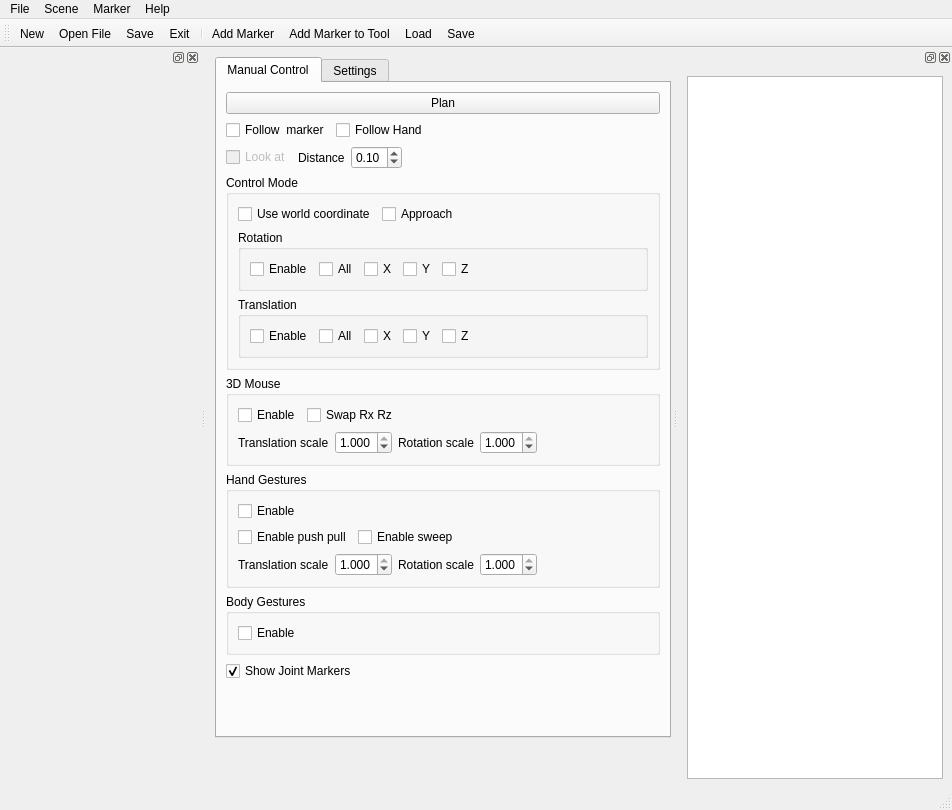
Qt form hiveground/hg_apps/hg_inspector_arm/src/inspector_arm.ui (cuixiongyi/hiveground-ros-pkg) before a commit.
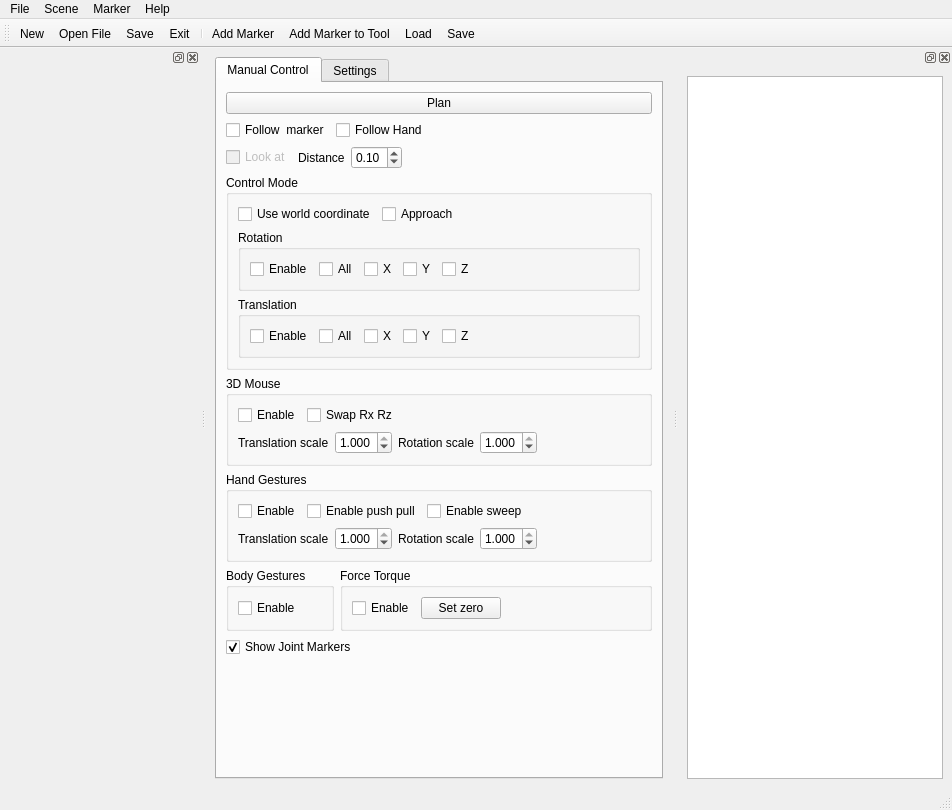
The same form after that commit.

Commit message: Add force sensor support

Diff of the .ui file:
```diff
--- a/hiveground/hg_apps/hg_inspector_arm/src/inspector_arm.ui
+++ b/hiveground/hg_apps/hg_inspector_arm/src/inspector_arm.ui
@@ -14,15 +14,9 @@
    <string>MainWindow</string>
   </property>
   <widget class="QWidget" name="centralwidget">
+   <layout class="QHBoxLayout" name="horizontalLayout_14">
+    <item>
    <widget class="QTabWidget" name="tabWidget">
-    <property name="geometry">
-     <rect>
-      <x>9</x>
-      <y>9</y>
-      <width>456</width>
-      <height>681</height>
-     </rect>
-    </property>
     <property name="currentIndex">
      <number>0</number>
     </property>
@@ -30,15 +24,15 @@
      <attribute name="title">
       <string>Manual Control</string>
      </attribute>
-     <layout class="QGridLayout" name="gridLayout">
-      <item row="0" column="0">
+       <layout class="QVBoxLayout" name="verticalLayout_5">
+        <item>
        <widget class="QPushButton" name="pushButtonPlan">
         <property name="text">
          <string>Plan</string>
         </property>
        </widget>
       </item>
-      <item row="1" column="0">
+        <item>
        <layout class="QHBoxLayout" name="horizontalLayout_11">
         <item>
          <widget class="QCheckBox" name="checkBoxFollowPoint">
@@ -69,7 +63,7 @@
         </item>
        </layout>
       </item>
-      <item row="2" column="0">
+        <item>
        <layout class="QHBoxLayout" name="horizontalLayout_3">
         <item>
          <widget class="QCheckBox" name="checkBoxLookAt">
@@ -116,8 +110,14 @@
         </item>
        </layout>
       </item>
-      <item row="3" column="0">
+        <item>
        <widget class="QGroupBox" name="groupBox_4">
+          <property name="sizePolicy">
+           <sizepolicy hsizetype="Preferred" vsizetype="Minimum">
+            <horstretch>0</horstretch>
+            <verstretch>0</verstretch>
+           </sizepolicy>
+          </property>
         <property name="title">
          <string>Control Mode</string>
         </property>
@@ -270,7 +270,7 @@
         </layout>
        </widget>
       </item>
-      <item row="4" column="0">
+        <item>
        <widget class="QGroupBox" name="groupBox_2">
         <property name="title">
          <string>3D Mouse</string>
@@ -382,21 +382,21 @@
         </layout>
        </widget>
       </item>
-      <item row="5" column="0">
+        <item>
        <widget class="QGroupBox" name="groupBox">
         <property name="title">
          <string>Hand Gestures</string>
         </property>
         <layout class="QVBoxLayout" name="verticalLayout">
-         <item>
-          <widget class="QCheckBox" name="checkBoxEnableHandGesture">
-           <property name="text">
-            <string>Enable</string>
-           </property>
-          </widget>
-         </item>
          <item>
           <layout class="QHBoxLayout" name="horizontalLayout_2">
+             <item>
+              <widget class="QCheckBox" name="checkBoxEnableHandGesture">
+               <property name="text">
+                <string>Enable</string>
+               </property>
+              </widget>
+             </item>
            <item>
             <widget class="QCheckBox" name="checkBoxEnablePushPullGesture">
              <property name="text">
@@ -498,7 +498,9 @@
         </layout>
        </widget>
       </item>
-      <item row="6" column="0">
+        <item>
+         <layout class="QHBoxLayout" name="horizontalLayout_13">
+          <item>
        <widget class="QGroupBox" name="groupBox_3">
         <property name="title">
          <string>Body Gestures</string>
@@ -514,7 +516,48 @@
         </layout>
        </widget>
       </item>
-      <item row="7" column="0">
+          <item>
+           <widget class="QGroupBox" name="groupBox_7">
+            <property name="title">
+             <string>Force Torque</string>
+            </property>
+            <layout class="QHBoxLayout" name="horizontalLayout_12">
+             <item>
+              <widget class="QCheckBox" name="checkBoxEnableForceTorque">
+               <property name="text">
+                <string>Enable</string>
+               </property>
+              </widget>
+             </item>
+             <item>
+              <widget class="QPushButton" name="pushButtonSetZeroForceTorque">
+               <property name="text">
+                <string>Set zero</string>
+               </property>
+               <property name="checkable">
+                <bool>true</bool>
+               </property>
+              </widget>
+             </item>
+             <item>
+              <spacer name="horizontalSpacer_10">
+               <property name="orientation">
+                <enum>Qt::Horizontal</enum>
+               </property>
+               <property name="sizeHint" stdset="0">
+                <size>
+                 <width>40</width>
+                 <height>20</height>
+                </size>
+               </property>
+              </spacer>
+             </item>
+            </layout>
+           </widget>
+          </item>
+         </layout>
+        </item>
+        <item>
        <widget class="QCheckBox" name="checkBoxShowJointMarkers">
         <property name="text">
          <string>Show Joint Markers</string>
@@ -524,7 +567,7 @@
         </property>
        </widget>
       </item>
-      <item row="8" column="0">
+        <item>
        <spacer name="verticalSpacer">
         <property name="orientation">
          <enum>Qt::Vertical</enum>
@@ -567,6 +610,8 @@
      </widget>
     </widget>
    </widget>
+    </item>
+   </layout>
   </widget>
   <widget class="QMenuBar" name="menubar">
    <property name="geometry">
```
Lines whose indentation alone changed are shown as unchanged. The commit also changes 6 other files.
